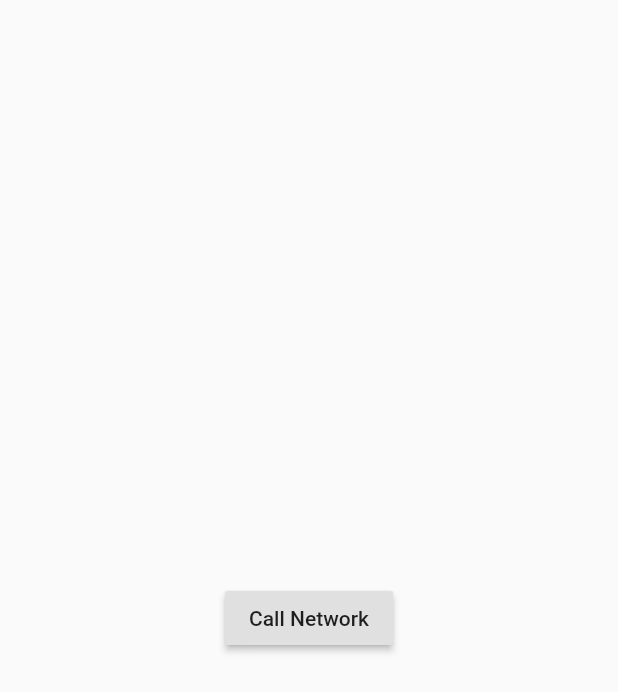
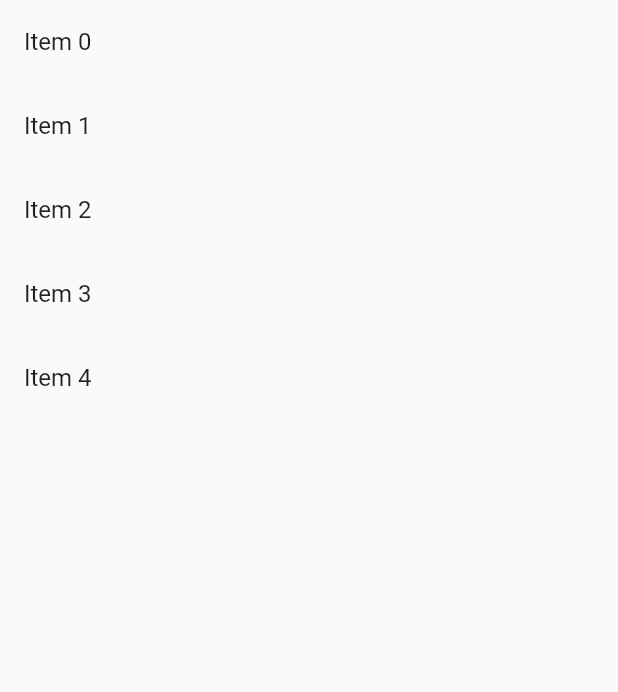
Before and after one commit to dipakbari4/flutter_app, a Flutter app: the Home screen opened directly, on a phone screen of 412 x 824 dp. Shown: the top 692 px of the screen. Run offline on Flutter 3.47's test engine with Material 2 defaults, Android fonts, the phone set to English and light mode, and no system bars; our stand-ins replace sleek_circular_slider.

Commit message:
List tile separated method _buildTiles

```diff
--- a/lib/NetworkFetch1.dart
+++ b/lib/NetworkFetch1.dart
@@ -21,22 +21,34 @@ class Home extends StatefulWidget {
 }
 
 class _HomeState extends State<Home> {
+  int tileSize = 0;
+
+  // Useless for now
   void _callNetwork() async {
     var url = "https://jsonplaceholder.typicode.com/todos";
     var response = await http.get(url);
     print('Response: ${response.body}');
   }
 
+  // Tiles delegate to generate dynamically
+  ListTile _buildTiles(BuildContext context, int position) {
+    return ListTile(
+      title: Text('Item $position'),
+      onTap: () {
+        print('tapped $position');
+      },
+    );
+  }
+
   @override
   Widget build(BuildContext context) {
     return Scaffold(
       body: Container(
-        child: Center(
-          child: RaisedButton(
-            child: Text("Call Network"),
-            onPressed: () => _callNetwork(),
-          ),
-        ),
+        child: ListView.builder(
+            itemCount: 5,
+            itemBuilder: (BuildContext context, int position) {
+              return _buildTiles(context, position);
+            }),
       ),
     );
   }
```
Also changed, not shown: lib/SampleLayout1.dart (+30 -5 lines), 1 other file.
